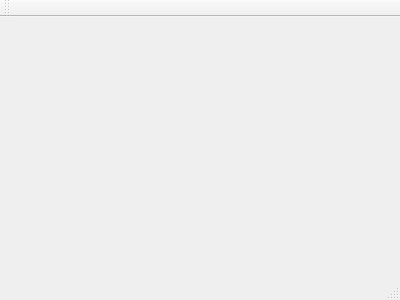
Before: the Qt Designer form arbpower.ui in liuyang12/ArbPower, drawn with Qt 5.
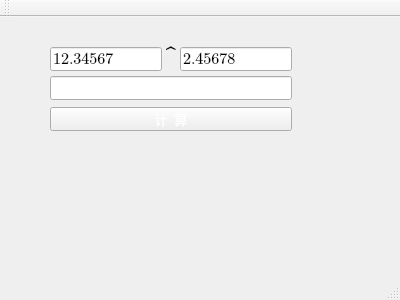
After: the same form once the commit is applied. Icons and pictures are not drawn.

What changed in the file:
```diff
--- a/arbpower.ui
+++ b/arbpower.ui
@@ -12,13 +12,147 @@
   <property name="windowTitle" >
    <string>ArbPower</string>
   </property>
-  <widget class="QMenuBar" name="menuBar" />
-  <widget class="QToolBar" name="mainToolBar" />
-  <widget class="QWidget" name="centralWidget" />
-  <widget class="QStatusBar" name="statusBar" />
+  <widget class="QWidget" name="centralWidget">
+   <widget class="QLineEdit" name="baseEdit">
+    <property name="geometry">
+     <rect>
+      <x>50</x>
+      <y>30</y>
+      <width>112</width>
+      <height>24</height>
+     </rect>
+    </property>
+    <property name="font">
+     <font>
+      <family>Cambria Math</family>
+      <pointsize>12</pointsize>
+     </font>
+    </property>
+    <property name="whatsThis">
+     <string>底数</string>
+    </property>
+    <property name="styleSheet">
+     <string notr="true">background-image: url(:/Res/kb.png);</string>
+    </property>
+    <property name="text">
+     <string>12.34567</string>
+    </property>
+   </widget>
+   <widget class="QLabel" name="powerLabel">
+    <property name="geometry">
+     <rect>
+      <x>166</x>
+      <y>29</y>
+      <width>16</width>
+      <height>16</height>
+     </rect>
+    </property>
+    <property name="font">
+     <font>
+      <family>Cambria Math</family>
+      <pointsize>12</pointsize>
+      <weight>75</weight>
+      <bold>true</bold>
+     </font>
+    </property>
+    <property name="text">
+     <string>^</string>
+    </property>
+   </widget>
+   <widget class="QLineEdit" name="exponentEdit">
+    <property name="geometry">
+     <rect>
+      <x>180</x>
+      <y>30</y>
+      <width>112</width>
+      <height>24</height>
+     </rect>
+    </property>
+    <property name="font">
+     <font>
+      <family>Cambria Math</family>
+      <pointsize>12</pointsize>
+     </font>
+    </property>
+    <property name="whatsThis">
+     <string>指数</string>
+    </property>
+    <property name="styleSheet">
+     <string notr="true">background-image: url(:/Res/kb.png);</string>
+    </property>
+    <property name="text">
+     <string>2.45678</string>
+    </property>
+   </widget>
+   <widget class="QLineEdit" name="answerShow">
+    <property name="geometry">
+     <rect>
+      <x>50</x>
+      <y>59</y>
+      <width>242</width>
+      <height>24</height>
+     </rect>
+    </property>
+    <property name="font">
+     <font>
+      <family>Cambria Math</family>
+      <pointsize>13</pointsize>
+      <weight>75</weight>
+      <bold>true</bold>
+     </font>
+    </property>
+    <property name="styleSheet">
+     <string notr="true">background-image: url(:/Res/kb.png);</string>
+    </property>
+    <property name="readOnly">
+     <bool>true</bool>
+    </property>
+   </widget>
+   <widget class="QPushButton" name="calculateButton">
+    <property name="geometry">
+     <rect>
+      <x>50</x>
+      <y>90</y>
+      <width>242</width>
+      <height>24</height>
+     </rect>
+    </property>
+    <property name="font">
+     <font>
+      <family>微软雅黑</family>
+      <pointsize>10</pointsize>
+     </font>
+    </property>
+    <property name="styleSheet">
+     <string notr="true">color: rgb(255, 255, 255);
+border-image: url(:/Res/button_calculate_normal.png);</string>
+    </property>
+    <property name="text">
+     <string>计  算</string>
+    </property>
+   </widget>
+  </widget>
+  <widget class="QMenuBar" name="menuBar">
+   <property name="geometry">
+    <rect>
+     <x>0</x>
+     <y>0</y>
+     <width>400</width>
+     <height>23</height>
+    </rect>
+   </property>
+  </widget>
+  <widget class="QToolBar" name="mainToolBar">
+   <attribute name="toolBarArea">
+    <enum>TopToolBarArea</enum>
+   </attribute>
+   <attribute name="toolBarBreak">
+    <bool>false</bool>
+   </attribute>
+  </widget>
+  <widget class="QStatusBar" name="statusBar"/>
  </widget>
- <layoutDefault spacing="6" margin="11" />
- <pixmapfunction></pixmapfunction>
+ <layoutdefault spacing="6" margin="11"/>
  <resources/>
  <connections/>
 </ui>
```
Left out of the diff: 7 changed lines with no effect on the pictures.
